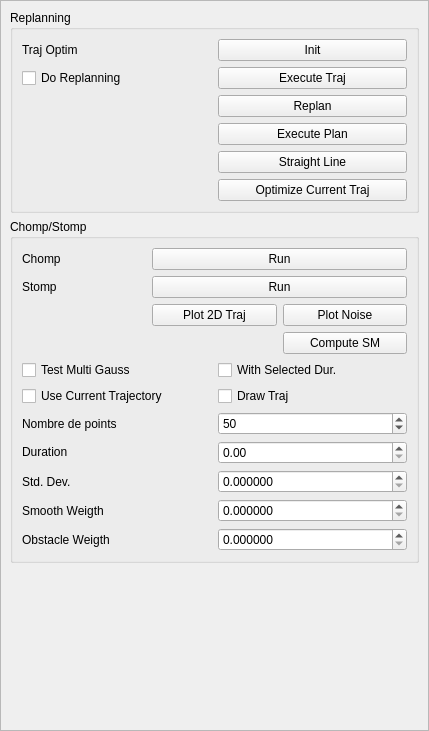
Qt form src/move3d-qt-gui-libs/src/qtMainInterface/sideWidgets/qtReplanning.ui (jmainpri/move3d-studio) before a commit.
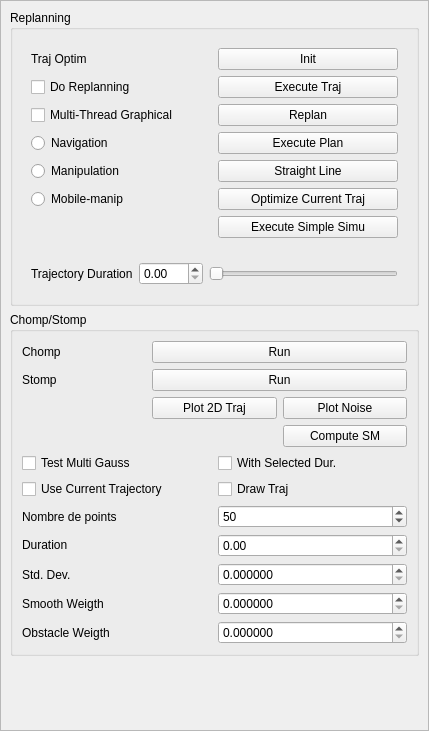
The same form after that commit.

Commit message: [move3d-qt-gui-libs] Fix the ManipulationPlanner interface (goto X,Y,Z), add Z axis in qtMovingHman, fix smoothing and replanning interface

Diff of the .ui file:
```diff
--- a/src/move3d-qt-gui-libs/src/qtMainInterface/sideWidgets/qtReplanning.ui
+++ b/src/move3d-qt-gui-libs/src/qtMainInterface/sideWidgets/qtReplanning.ui
@@ -27,8 +27,8 @@
        <rect>
         <x>0</x>
         <y>0</y>
-        <width>427</width>
-        <height>729</height>
+        <width>422</width>
+        <height>792</height>
        </rect>
       </property>
       <layout class="QVBoxLayout" name="verticalLayout_2">
@@ -51,59 +51,127 @@
          </property>
          <layout class="QGridLayout" name="gridLayout_2">
           <item row="0" column="0">
+           <widget class="QWidget" name="widget_4" native="true">
+            <layout class="QGridLayout" name="gridLayout_7">
+             <item row="1" column="0">
            <widget class="QLabel" name="labelReplan">
             <property name="text">
              <string>Traj Optim</string>
             </property>
            </widget>
           </item>
-          <item row="0" column="1">
-           <widget class="QPushButton" name="pushButtonInitialize">
-            <property name="text">
-             <string>Init</string>
-            </property>
-           </widget>
-          </item>
-          <item row="1" column="0">
+             <item row="4" column="0">
            <widget class="QCheckBox" name="checkBoxDoReplanning">
             <property name="text">
              <string>Do Replanning</string>
             </property>
            </widget>
           </item>
+             <item row="7" column="0">
+              <widget class="QCheckBox" name="checkBoxMultiThreadGraphical">
+               <property name="text">
+                <string>Multi-Thread Graphical</string>
+               </property>
+              </widget>
+             </item>
+             <item row="10" column="0">
+              <widget class="QRadioButton" name="radioButtonNavigation">
+               <property name="text">
+                <string>Navigation</string>
+               </property>
+              </widget>
+             </item>
+             <item row="13" column="0">
+              <widget class="QRadioButton" name="radioButtonManipulation">
+               <property name="text">
+                <string>Manipulation</string>
+               </property>
+              </widget>
+             </item>
+             <item row="16" column="0">
+              <widget class="QRadioButton" name="radioButtonMobileManip">
+               <property name="text">
+                <string>Mobile-manip</string>
+               </property>
+              </widget>
+             </item>
           <item row="1" column="1">
+              <widget class="QPushButton" name="pushButtonInitialize">
+               <property name="text">
+                <string>Init</string>
+               </property>
+              </widget>
+             </item>
+             <item row="4" column="1">
            <widget class="QPushButton" name="pushButtonExecuteSimu">
             <property name="text">
              <string>Execute Traj</string>
             </property>
            </widget>
           </item>
-          <item row="2" column="1">
+             <item row="7" column="1">
            <widget class="QPushButton" name="pushButtonReplan">
             <property name="text">
              <string>Replan</string>
             </property>
            </widget>
           </item>
-          <item row="3" column="1">
+             <item row="10" column="1">
            <widget class="QPushButton" name="pushButtonExecutePlan">
             <property name="text">
              <string>Execute Plan</string>
             </property>
            </widget>
           </item>
-          <item row="4" column="1">
+             <item row="13" column="1">
            <widget class="QPushButton" name="pushButtonCreateSraightLine">
             <property name="text">
              <string>Straight Line</string>
             </property>
            </widget>
           </item>
-          <item row="5" column="1">
+             <item row="16" column="1">
            <widget class="QPushButton" name="pushButton">
             <property name="text">
              <string>Optimize Current Traj</string>
             </property>
+              </widget>
+             </item>
+             <item row="17" column="1">
+              <widget class="QPushButton" name="pushButtonExecuteSimpleSim">
+               <property name="text">
+                <string>Execute Simple Simu</string>
+               </property>
+              </widget>
+             </item>
+            </layout>
+           </widget>
+          </item>
+          <item row="1" column="0">
+           <widget class="QWidget" name="widget_5" native="true">
+            <layout class="QHBoxLayout" name="horizontalLayout">
+             <item>
+              <widget class="QLabel" name="label_6">
+               <property name="text">
+                <string>Trajectory Duration</string>
+               </property>
+              </widget>
+             </item>
+             <item>
+              <widget class="QDoubleSpinBox" name="doubleSpinBoxTrajDuration">
+               <property name="maximum">
+                <double>120.000000000000000</double>
+               </property>
+              </widget>
+             </item>
+             <item>
+              <widget class="QSlider" name="horizontalSliderTrajDuration">
+               <property name="orientation">
+                <enum>Qt::Horizontal</enum>
+               </property>
+              </widget>
+             </item>
+            </layout>
            </widget>
           </item>
          </layout>
```
Lines whose indentation alone changed are shown as unchanged. The commit also changes 17 other files.
